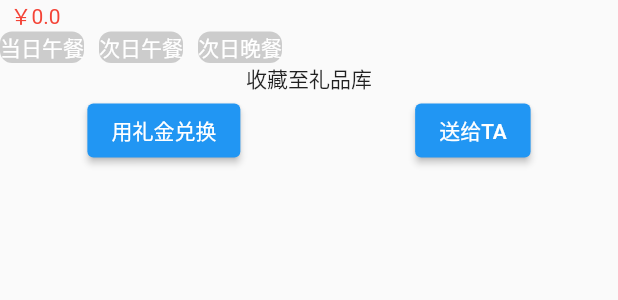
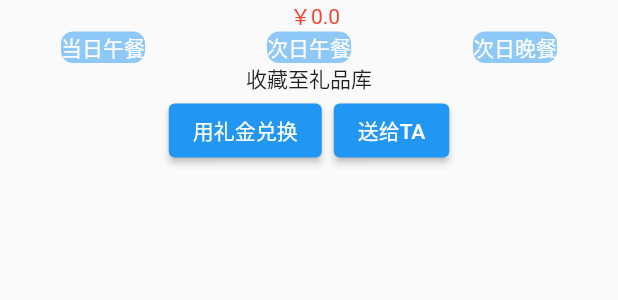
Before and after one commit to ZhangYangLizzm/flutter-test-demo, a Flutter app: the CardDescription widget shown alone on an empty page, opened directly with empty values, on a phone screen of 412 x 824 dp. Shown: the top 300 px of the screen. Run offline on Flutter 3.47's test engine with Material 2 defaults, Android fonts, the phone set to English and light mode, and no system bars; our stand-ins replace shared_preferences; accounts and stored records are empty; network calls fail.

Commit message:
优化布局

```diff
--- a/lib/card_page.dart
+++ b/lib/card_page.dart
@@ -81,9 +81,12 @@ class _BigCardState extends State<BigCard> {
             children: temp,
           ));
           temp = [];
-          cardItemList.add(CardItem(
+          cardItemList.add(Expanded(
+            flex: 1,
+            child: CardItem(
               cardItemData: current,
               descriptionDirection: 'vertical',
+            ),
           ));
         }
       }
@@ -135,16 +138,13 @@ class _CardItemState extends State<CardItem> {
         localCollectState = value;
       });
     }
-    // setState(() {
-    //   localCollectState = AppCache.getCollectState(widget.cardItemData.id);
-    // });
   }
 
   @override
   Widget build(BuildContext context) {
-    Flex appState;
+    Flex newWidet;
     if (widget.descriptionDirection == 'horizontal') {
-      appState = Column(children: [
+      newWidet = Column(children: [
         SizedBox(
           height: 100,
           child: Image.network(
@@ -153,30 +153,34 @@ class _CardItemState extends State<CardItem> {
           ),
         ),
         CardDescription(
-            title: widget.cardItemData.name,
-            price: widget.cardItemData.price,
-            mealType: widget.cardItemData.mealType,
-            isCollect: localCollectState ?? widget.cardItemData.isCollect)
+            cardItemData: widget.cardItemData, isCollect: localCollectState)
       ]);
     } else {
-      appState = Row(children: [
-        SizedBox(
-          width: 215,
+      newWidet = Row(children: [
+        Expanded(
+          flex: 1,
+          child: SizedBox(
             height: 100,
             child: Image.network(
               widget.cardItemData.url,
               fit: BoxFit.cover,
             ),
           ),
+        ),
+        const SizedBox(
+          width: 16,
+        ),
         CardDescription(
-            title: widget.cardItemData.name,
-            price: widget.cardItemData.price,
-            mealType: widget.cardItemData.mealType,
-            isCollect: localCollectState ?? widget.cardItemData.isCollect)
+            cardItemData: widget.cardItemData, isCollect: localCollectState)
       ]);
     }
     return InkWell(
-      child: Card(child: appState),
+      child: Card(
+        child: Padding(
+          padding: const EdgeInsets.only(top: 8),
+          child: newWidet,
+        ),
+      ),
       onTap: () => {
         Navigator.of(context).push(
           MaterialPageRoute(
@@ -194,48 +198,51 @@ class _CardItemState extends State<CardItem> {
 }
 
 class CardDescription extends StatelessWidget {
-  final String title;
-  final double price;
-  final String mealType;
+  final DataModel cardItemData;
   final bool isCollect;
   const CardDescription({
     super.key,
-    required this.title,
-    required this.price,
-    required this.mealType,
+    required this.cardItemData,
     required this.isCollect,
   });
+
   @override
   Widget build(BuildContext context) {
+    final title = cardItemData.name;
+    final price = cardItemData.price;
+    final mealType = cardItemData.mealType;
     String collectText = '收藏至礼品库';
     if (isCollect) {
       collectText = '已收藏';
     }
+
     return Column(
       children: [
         Row(
+          mainAxisAlignment: MainAxisAlignment.center,
           children: [
             Text(title),
+            const SizedBox(width: 8),
             Text(
-              '  ￥$price',
+              '￥$price',
               style: const TextStyle(color: Colors.red),
             ),
           ],
         ),
         Row(
+          mainAxisAlignment: MainAxisAlignment.spaceAround,
           children: [
             MealTypeButton(title: '当日午餐', isSelected: mealType == '当日午餐'),
-            const SizedBox(width: 10),
             MealTypeButton(title: '次日午餐', isSelected: mealType == '次日午餐'),
-            const SizedBox(width: 10),
             MealTypeButton(title: '次日晚餐', isSelected: mealType == '次日晚餐'),
           ],
         ),
         Text(collectText),
         Row(
-          mainAxisAlignment: MainAxisAlignment.spaceAround,
+          mainAxisAlignment: MainAxisAlignment.center,
           children: [
             ElevatedButton(onPressed: () {}, child: const Text('用礼金兑换')),
+            const SizedBox(width: 8),
             ElevatedButton(onPressed: () {}, child: const Text('送给TA')),
           ],
         )
@@ -257,15 +264,15 @@ class MealTypeButton extends StatelessWidget {
   @override
   Widget build(BuildContext context) {
     return Container(
-      decoration: const BoxDecoration(
-        color: Color.fromARGB(128, 158, 158, 158),
-        borderRadius: BorderRadius.all(Radius.circular(8)),
+      decoration: BoxDecoration(
+        color: isSelected
+            ? Theme.of(context).colorScheme.secondary
+            : Theme.of(context).primaryColor.withOpacity(0.5),
+        borderRadius: BorderRadius.circular(8),
       ),
       child: Text(
         title,
-        style: TextStyle(
-          color: isSelected ? Colors.pink : Colors.white,
-        ),
+        style: Theme.of(context).textTheme.labelLarge,
       ),
     );
   }
```
Also changed, not shown: lib/data/data.dart (+0 -41 lines), lib/main.dart (+6 -3 lines). Lines whose indentation alone changed are shown as unchanged.
